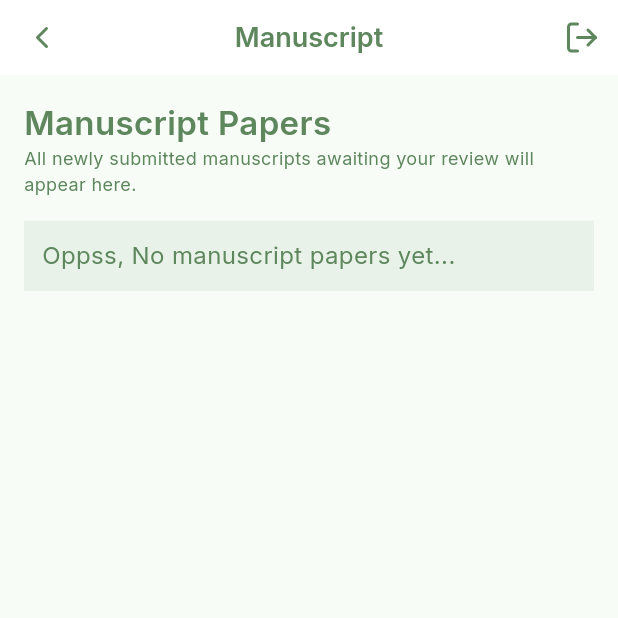
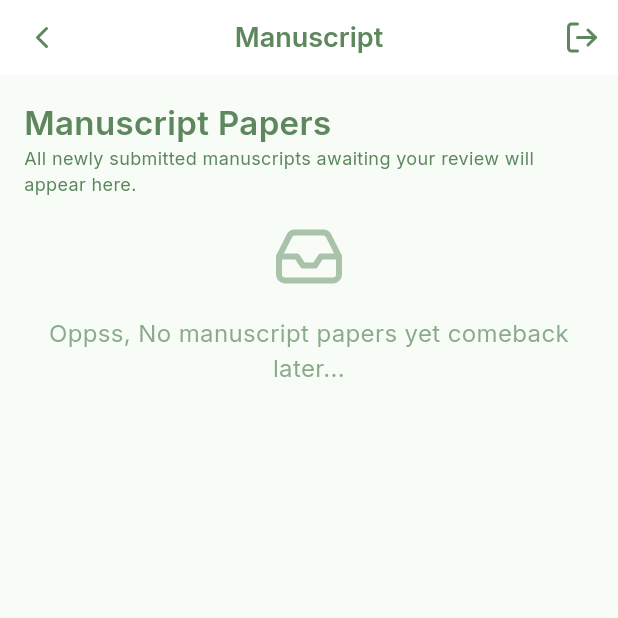
Before and after one commit to kiannaquines/tmds, a Flutter app: the ManuscriptScreen screen opened directly, on a phone screen of 412 x 824 dp, the top half of it. Run offline on Flutter 3.47's test engine with Material 3 defaults, Android fonts, the phone set to English and light mode, and no system bars; our stand-ins replace google_fonts, lucide_icons_flutter, shared_preferences, timeago; accounts and stored records are empty; network calls fail.

Commit message:
Added more improve to the UI and improve the messages.

```diff
--- a/lib/screens/manuscript.dart
+++ b/lib/screens/manuscript.dart
@@ -164,17 +164,8 @@ class _ManuscriptScreenState extends State<ManuscriptScreen> {
               );
             }),
             if (manuscript.isEmpty)
-              Container(
-                color: Color(0xFFE8F2E8),
-                padding: EdgeInsets.all(12.0),
-                width: MediaQuery.of(context).size.width,
-                child: Text(
-                  'Oppss, No manuscript papers yet...',
-                  style: GoogleFonts.inter(
-                    fontSize: 16,
-                    color: Color(0xFF5E875E),
-                  ),
-                ),
+              buildEmptyState(
+                'Oppss, No manuscript papers yet comeback later...',
               ),
           ],
         ),
```
Also changed, not shown: lib/screens/outline.dart (+1 -12 lines).
